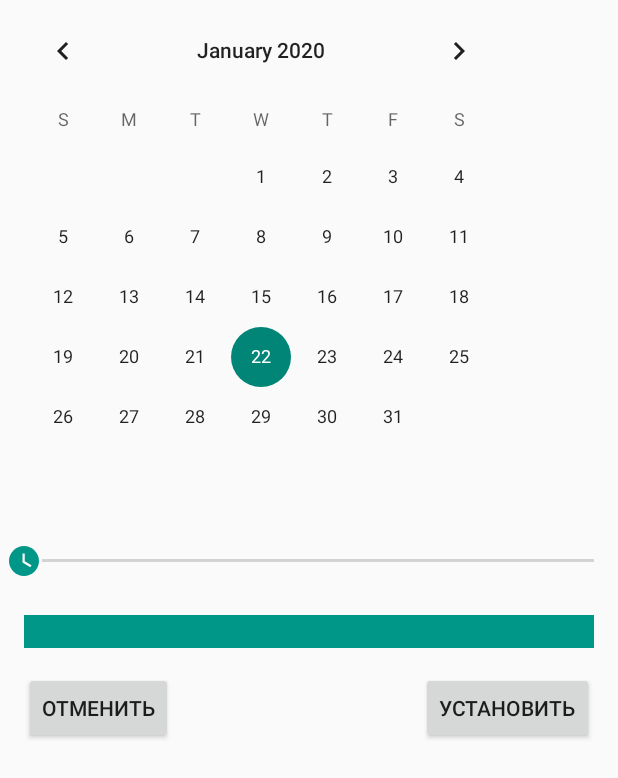
After one commit to VoBlin63/MovieDescription, an Android app: the layout dialog_remain.xml on its own in the app's theme, with its tools: preview values and no code run, on a phone screen of 412 x 824 dp. The commit adds this screen. Shown: the top 778 px of the screen. Run offline under Robolectric (Android 15) with nearby library versions, the phone set to English and light mode, and no system bars.

Commit message:
1. Добавил функционал напоминания о выходе фильма или новой серии: пользователь должен ввести название фильма и дату, когда ему отобразится пуш-уведомление.   Добавьте в меню кнопку напомнить (реализуйте интерфейс напоминания в отдельном окне или диалоге), используйте AlarmManager для напоминания о выходе новой серии или фильма

```diff
--- a/app/src/main/AndroidManifest.xml
+++ b/app/src/main/AndroidManifest.xml
@@ -4,6 +4,8 @@
     package="ru.buryachenko.moviedescription">
 
     <uses-permission android:name="android.permission.INTERNET" />
+    <uses-permission android:name="android.permission.WAKE_LOCK" />
+    <uses-permission android:name="android.permission.SET_ALARM" />
 
     <application
         android:name=".App"
@@ -21,6 +23,9 @@
                 <category android:name="android.intent.category.LAUNCHER" />
             </intent-filter>
         </activity>
+        <receiver android:name=".utilities.AlarmReceiver"
+            android:enabled="true">
+        </receiver>
     </application>
 
 </manifest>
--- a/app/src/main/java/ru/buryachenko/moviedescription/Constant.java
+++ b/app/src/main/java/ru/buryachenko/moviedescription/Constant.java
@@ -18,5 +18,9 @@ public final class Constant {
     public static final String CONFIG_KEY_SLEEP_SECONDS_BETWEEN_LOAD_PAGES = "KEY_SLEEP_SECONDS_BETWEEN_LOAD_PAGES";
     public static final String CONFIG_KEY_USE_ONLY_WIFI = "KEY_USE_ONLY_WIFI";
     public static final String KEY_NEXT_TIME_TO_UPDATE = "KEY_NEXT_TIME_TO_UPDATE";
+    public static final String ALARM_KEY_MOVIE_ACTION = "ALARM_KEY_MOVIE_ACTION";
+    public static final String ALARM_KEY_MOVIE_TEXT = "ALARM_KEY_MOVIE_TEXT";
+    public static final String ALARM_KEY_MOVIE_ID = "ALARM_KEY_MOVIE_ID";
 
+    public static final int EMPTY_MOVIE_ID = -1;
 }
--- a/app/src/main/java/ru/buryachenko/moviedescription/activity/MainListRecycler/MainListAdapter.java
+++ b/app/src/main/java/ru/buryachenko/moviedescription/activity/MainListRecycler/MainListAdapter.java
@@ -53,13 +53,13 @@ public class MainListAdapter extends RecyclerView.Adapter<MainListHolder> {
 
     private void openMovie(View view, int adapterPosition) {
         MainListAnimation.press(view);
-        viewModel.setIndexForOpen(adapterPosition);
+        viewModel.setIdForOpen(moviesList[adapterPosition].getId());
         activity.callFragment(FRAGMENT_DETAIL);
     }
 
     private boolean turnLiked(View view, int adapterPosition) {
         MainListAnimation.press(view);
-        viewModel.turnLiked(adapterPosition);
+        viewModel.turnLiked(moviesList[adapterPosition]);
         notifyItemChanged(adapterPosition);
         return true;
     }
--- a/app/src/main/java/ru/buryachenko/moviedescription/database/UpdateDatabase.java
+++ b/app/src/main/java/ru/buryachenko/moviedescription/database/UpdateDatabase.java
@@ -93,7 +93,7 @@ public class UpdateDatabase extends Worker {
         page.set(-1);
         this.result = result;
         String text = App.getInstance().getString(R.string.notificationChannelFinishBodyPart1) + " " + updateCount + " " + App.getInstance().getString(R.string.notificationChannelFinishBodyPart2);
-        FilmNotification.pushMessage("", text);
+        FilmNotification.pushMessageUpdateFinished("", text);
         AppLog.write("" + App.getInstance().movieDatabase.movieDao().getCount() + " movies");
         AppLog.write("" + App.getInstance().movieDatabase.tagDao().getCount() + " tags");
         AppLog.write(text);
--- /dev/null
+++ b/app/src/main/res/drawable/ic_hours.xml
@@ -0,0 +1,5 @@
+<vector android:height="24dp" android:tint="#009688"
+    android:viewportHeight="24.0" android:viewportWidth="24.0"
+    android:width="24dp" xmlns:android="http://schemas.android.com/apk/res/android">
+    <path android:fillColor="#FF000000" android:pathData="M12,2C6.5,2 2,6.5 2,12s4.5,10 10,10 10,-4.5 10,-10S17.5,2 12,2zM16.2,16.2L11,13L11,7h1.5v5.2l4.5,2.7 -0.8,1.3z"/>
+</vector>
--- /dev/null
+++ b/app/src/main/res/drawable/ic_menu_remain.xml
@@ -0,0 +1,5 @@
+<vector android:height="24dp" android:tint="#FEFFFD"
+    android:viewportHeight="24.0" android:viewportWidth="24.0"
+    android:width="24dp" xmlns:android="http://schemas.android.com/apk/res/android">
+    <path android:fillColor="#FF000000" android:pathData="M10.01,21.01c0,1.1 0.89,1.99 1.99,1.99s1.99,-0.89 1.99,-1.99h-3.98zM18.88,16.82L18.88,11c0,-3.25 -2.25,-5.97 -5.29,-6.69v-0.72C13.59,2.71 12.88,2 12,2s-1.59,0.71 -1.59,1.59v0.72C7.37,5.03 5.12,7.75 5.12,11v5.82L3,18.94L3,20h18v-1.06l-2.12,-2.12zM16,13.01h-3v3h-2v-3L8,13.01L8,11h3L11,8h2v3h3v2.01z"/>
+</vector>
--- /dev/null
+++ b/app/src/main/res/drawable/ic_remain.xml
@@ -0,0 +1,5 @@
+<vector android:height="24dp" android:tint="#FEFFFD"
+    android:viewportHeight="24.0" android:viewportWidth="24.0"
+    android:width="24dp" xmlns:android="http://schemas.android.com/apk/res/android">
+    <path android:fillColor="#FF000000" android:pathData="M14.4,6L14,4H5v17h2v-7h5.6l0.4,2h7V6z"/>
+</vector>
--- /dev/null
+++ b/app/src/main/res/layout/dialog_remain.xml
@@ -0,0 +1,75 @@
+<?xml version="1.0" encoding="utf-8"?>
+<LinearLayout xmlns:android="http://schemas.android.com/apk/res/android"
+    xmlns:app="http://schemas.android.com/apk/res-auto"
+    android:layout_width="match_parent"
+    android:layout_height="wrap_content"
+    android:orientation="vertical">
+
+    <CalendarView
+        android:id="@+id/dialogRemainCalendar"
+        android:layout_width="wrap_content"
+        android:layout_height="wrap_content" />
+
+    <FrameLayout
+        android:layout_width="match_parent"
+        android:layout_height="wrap_content">
+    <SeekBar
+        android:id="@+id/dialogRemainHours"
+        android:layout_width="match_parent"
+        android:layout_height="@dimen/list_element_height"
+        android:max="23"
+        android:progress="0"
+        android:thumb="@drawable/ic_hours" />
+    </FrameLayout>
+    <LinearLayout
+        android:id="@+id/dialogRemainTitleFrame"
+        android:layout_width="match_parent"
+        android:layout_height="wrap_content"
+        android:orientation="vertical"
+        android:theme="@style/RemainTitle"
+        app:layout_constraintEnd_toEndOf="parent"
+        app:layout_constraintStart_toStartOf="parent"
+        app:layout_constraintTop_toTopOf="parent"
+        android:layout_marginHorizontal="@dimen/horizontal_margin">
+        <!--
+        <TextView
+            android:layout_width="match_parent"
+            android:layout_height="wrap_content"
+            android:text="Напомнить"
+            android:textAlignment="center"
+            android:theme="@style/RemainTitle">
+
+        </TextView>
+        -->
+        <TextView
+            android:id="@+id/dialogRemainTitle"
+            android:layout_width="match_parent"
+            android:layout_height="wrap_content"
+            android:textAlignment="center"
+            android:theme="@style/RemainTitle">
+
+        </TextView>
+    </LinearLayout>
+
+    <FrameLayout
+        android:layout_width="match_parent"
+        android:layout_height="wrap_content"
+        android:orientation="horizontal">
+
+        <Button
+            android:id="@+id/dialogRemainCancel"
+            android:layout_width="wrap_content"
+            android:layout_height="wrap_content"
+            android:layout_gravity="start"
+            android:layout_margin="@dimen/horizontal_margin"
+            android:text="@string/dialogRemainButtonCancel" />
+
+        <Button
+            android:id="@+id/dialogRemainSet"
+            android:layout_width="wrap_content"
+            android:layout_height="wrap_content"
+            android:layout_gravity="end"
+            android:layout_margin="@dimen/horizontal_margin"
+            android:text="@string/dialogRemainButtonSetAlert" />
+    </FrameLayout>
+</LinearLayout>
--- a/app/src/main/res/menu/menu_detail.xml
+++ b/app/src/main/res/menu/menu_detail.xml
@@ -3,6 +3,11 @@
     xmlns:tools="http://schemas.android.com/tools"
     xmlns:app="http://schemas.android.com/apk/res-auto"
     tools:showIn="navigation_view">
+    <item
+        android:id="@+id/menuDetailRemain"
+        android:icon="@drawable/ic_menu_remain"
+        app:showAsAction="always"
+        android:title="@string/menuDetailRemain" />
     <item
         android:id="@+id/menuDetailShare"
         android:icon="@drawable/ic_menu_share"
--- a/app/src/main/res/values/colors.xml
+++ b/app/src/main/res/values/colors.xml
@@ -7,5 +7,5 @@
     <color name="colorBackgroundField">#0A200A</color>
     <color name="colorText">#FDE64A</color>
     <color name="colorUnchecked">#1B991F</color>
-
+    <color name="colorBackgroundTitleRemain">#009688</color>
 </resources>
--- a/app/src/main/res/values/strings.xml
+++ b/app/src/main/res/values/strings.xml
@@ -22,6 +22,7 @@
     <string name="drawerOpen">R.string.navigation_drawer_open</string>
     <string name="drawerClose">R.string.navigation_drawer_close</string>
     <string name="menuDetailShare">Поделиться</string>
+    <string name="menuDetailRemain">Напомнить</string>
     <string name="searchHint">Поиск</string>
     <string name="shareMoviePrompt">Поделиться фильмом</string>
     <string name="menuGoMainPrompt">На основной экран</string>
@@ -52,4 +53,8 @@
         </ul>
         ]]>
     </string>
+    <string name="dialogRemainButtonSetAlert">Установить</string>
+    <string name="dialogRemainButtonCancel">Отменить</string>
+    <string name="dialogRemainAlertText">Вспомните про фильм</string>
+    <string name="dialogRemainAlertTitle">Напоминание</string>
 </resources>
--- a/app/src/main/res/values/styles.xml
+++ b/app/src/main/res/values/styles.xml
@@ -54,4 +54,11 @@
         <item name="android:paddingBottom">@dimen/vertical_half_margin</item>
     </style>
 
+
+    <style name="RemainTitle">
+        <item name="android:textSize">16sp</item>
+        <item name="android:textColor">@color/colorAccent</item>
+        <item name="android:background">@color/colorBackgroundTitleRemain</item>
+    </style>
+
 </resources>
```
Also changed, not shown: app/src/main/java/ru/buryachenko/moviedescription/activity/DetailFragment.java (+80 -7 lines), app/src/main/java/ru/buryachenko/moviedescription/activity/MainActivity.java (+23 -1 lines), app/src/main/java/ru/buryachenko/moviedescription/activity/MainListFragment.java (+9 -0 lines), app/src/main/java/ru/buryachenko/moviedescription/utilities/AlarmReceiver.java (added, +53 -0 lines), app/src/main/java/ru/buryachenko/moviedescription/utilities/FilmNotification.java (+24 -3 lines), app/src/main/java/ru/buryachenko/moviedescription/viemodel/MoviesViewModel.java (+24 -10 lines).
